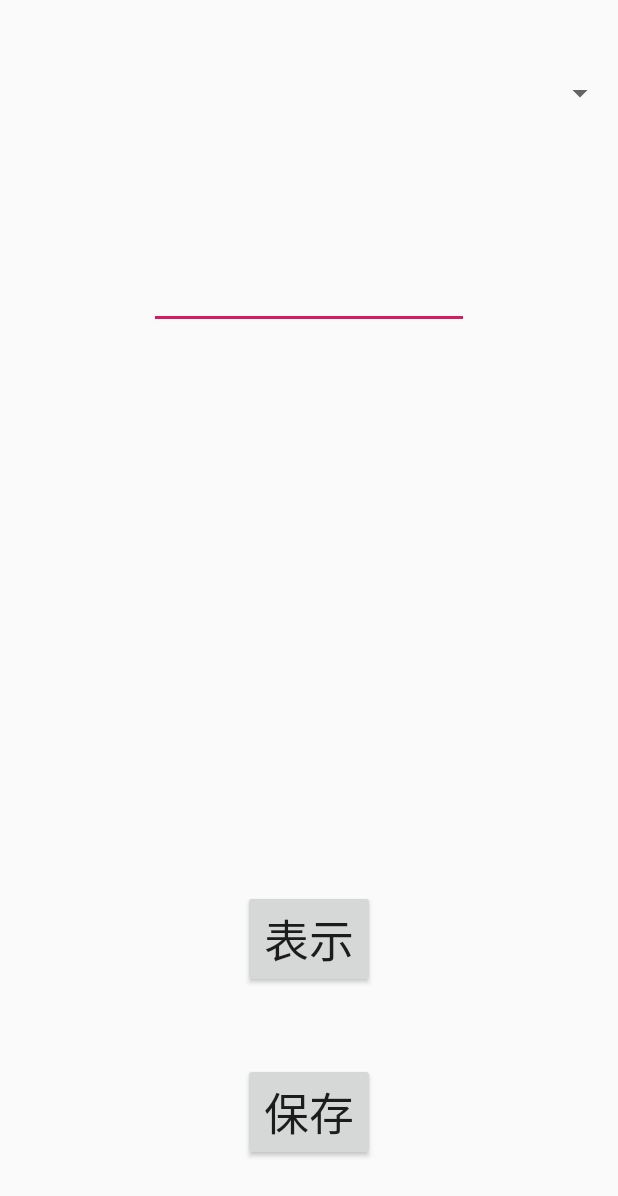
After one commit to inoueryotaro/Phonetics, an Android app: the layout activity_edit.xml on its own in the app's theme, with its tools: preview values and no code run, on a phone screen of 412 x 824 dp. The commit adds this screen. Shown: the top 1196 px of the screen. Run offline under Robolectric (Android 15) with nearby library versions, the phone set to English and light mode, and no system bars.

```diff
--- a/app/src/main/AndroidManifest.xml
+++ b/app/src/main/AndroidManifest.xml
@@ -12,7 +12,8 @@
         android:roundIcon="@mipmap/ic_launcher_round"
         android:supportsRtl="true"
         android:theme="@style/AppTheme">
-        <activity android:name=".WeakActivity"></activity>
+        <activity android:name=".EditActivity"></activity>
+        <activity android:name=".WeakActivity" />
         <activity android:name=".FinishscreenActivity" />
         <activity android:name=".First_screenActivity">
             <intent-filter>
--- a/app/src/main/java/com/example/phoneticstest/MainActivity.java
+++ b/app/src/main/java/com/example/phoneticstest/MainActivity.java
@@ -25,7 +25,7 @@ public class MainActivity extends AppCompatActivity {
         super.onCreate(savedInstanceState);
         setContentView(R.layout.activity_main);
         final String[] word_omoji = {""};
-        final EditText textvi = findViewById(R.id.editText);
+        final EditText textvi = findViewById(R.id.edit_text);
         final TextView textvi2 = findViewById(R.id.main_textview);
         final int[] testfile = {-1};
         Button henkan = findViewById(R.id.button3);
--- /dev/null
+++ b/app/src/main/res/layout/activity_edit.xml
@@ -0,0 +1,73 @@
+<?xml version="1.0" encoding="utf-8"?>
+<android.support.constraint.ConstraintLayout xmlns:android="http://schemas.android.com/apk/res/android"
+    xmlns:app="http://schemas.android.com/apk/res-auto"
+    xmlns:tools="http://schemas.android.com/tools"
+    android:layout_width="match_parent"
+    android:layout_height="match_parent"
+    tools:context=".EditActivity">
+
+    <TextView
+        android:id="@+id/kakunin_view"
+        android:layout_width="wrap_content"
+        android:layout_height="wrap_content"
+        android:layout_marginTop="25dp"
+        android:text=""
+        android:textSize="30sp"
+        app:layout_constraintEnd_toEndOf="parent"
+        app:layout_constraintHorizontal_bias="0.498"
+        app:layout_constraintStart_toStartOf="parent"
+        app:layout_constraintTop_toBottomOf="@+id/edit_text" />
+
+    <Button
+        android:id="@+id/save"
+        android:layout_width="wrap_content"
+        android:layout_height="wrap_content"
+        android:layout_marginBottom="50dp"
+        android:text="保存"
+        android:textSize="30dp"
+        app:layout_constraintBottom_toBottomOf="parent"
+        app:layout_constraintEnd_toEndOf="parent"
+        app:layout_constraintStart_toStartOf="parent" />
+
+    <Button
+        android:id="@+id/read"
+        android:layout_width="wrap_content"
+        android:layout_height="wrap_content"
+        android:layout_marginBottom="50dp"
+        android:text="表示"
+        android:textSize="30dp"
+        app:layout_constraintBottom_toTopOf="@+id/save"
+        app:layout_constraintEnd_toEndOf="@+id/save"
+        app:layout_constraintStart_toStartOf="@+id/save" />
+
+    <Spinner
+        android:id="@+id/spinner"
+        android:layout_width="409dp"
+        android:layout_height="wrap_content"
+        android:layout_marginTop="50dp"
+        app:layout_constraintEnd_toEndOf="parent"
+        app:layout_constraintStart_toStartOf="parent"
+        app:layout_constraintTop_toTopOf="parent" />
+
+    <EditText
+        android:id="@+id/edit_text"
+        android:layout_width="wrap_content"
+        android:layout_height="wrap_content"
+        android:layout_marginTop="100dp"
+        android:ems="10"
+        android:inputType="textPersonName"
+        app:layout_constraintEnd_toEndOf="parent"
+        app:layout_constraintStart_toStartOf="parent"
+        app:layout_constraintTop_toBottomOf="@+id/spinner" />
+
+    <TextView
+        android:id="@+id/kakunin_view2"
+        android:layout_width="wrap_content"
+        android:layout_height="wrap_content"
+        android:layout_marginTop="50dp"
+        android:textSize="30dp"
+        app:layout_constraintEnd_toEndOf="parent"
+        app:layout_constraintStart_toStartOf="parent"
+        app:layout_constraintTop_toBottomOf="@+id/kakunin_view" />
+
+</android.support.constraint.ConstraintLayout>
--- a/app/src/main/res/layout/activity_main.xml
+++ b/app/src/main/res/layout/activity_main.xml
@@ -7,7 +7,7 @@
     tools:context=".MainActivity">
 
     <EditText
-        android:id="@+id/editText"
+        android:id="@+id/edit_text"
         android:layout_width="328dp"
         android:layout_height="102dp"
         android:layout_marginStart="50dp"
@@ -26,7 +26,7 @@
         android:text="変換"
         app:layout_constraintEnd_toEndOf="parent"
         app:layout_constraintStart_toStartOf="parent"
-        app:layout_constraintTop_toBottomOf="@+id/editText" />
+        app:layout_constraintTop_toBottomOf="@+id/edit_text" />
 
     <Button
         android:id="@+id/button4"
```
Also changed, not shown: app/src/main/java/com/example/phoneticstest/EditActivity.java (added, +577 -0 lines), app/src/main/java/com/example/phoneticstest/First_screenActivity.java (+12 -0 lines), app/src/main/res/layout/activity_start.xml (+12 -1 lines).
